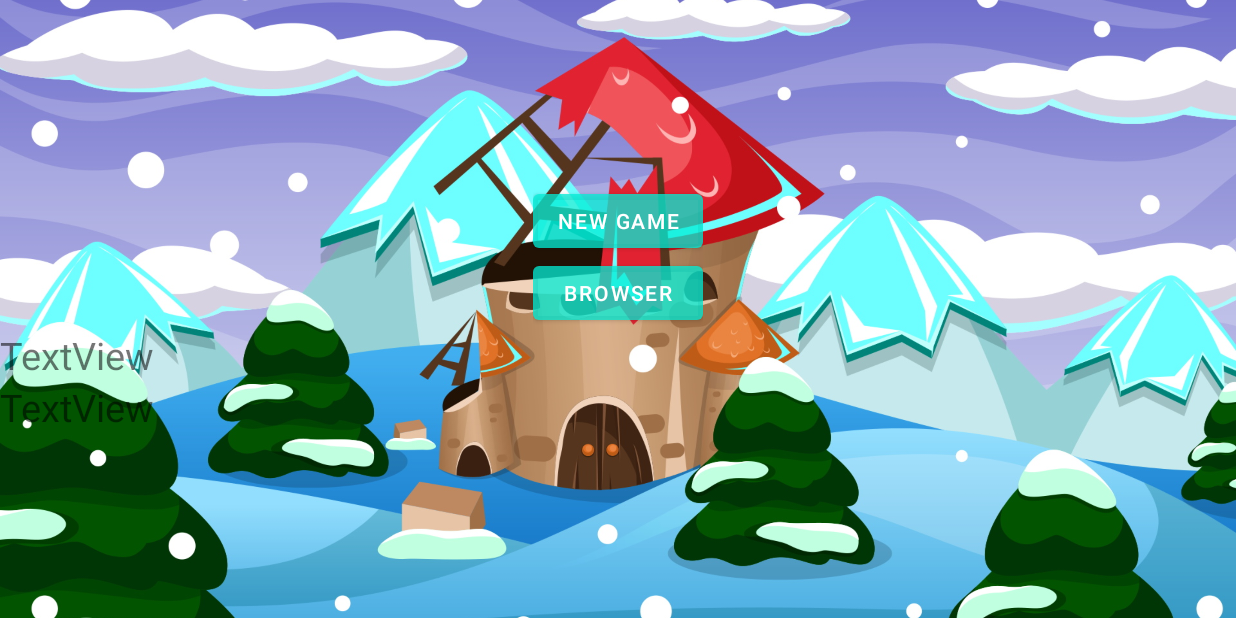
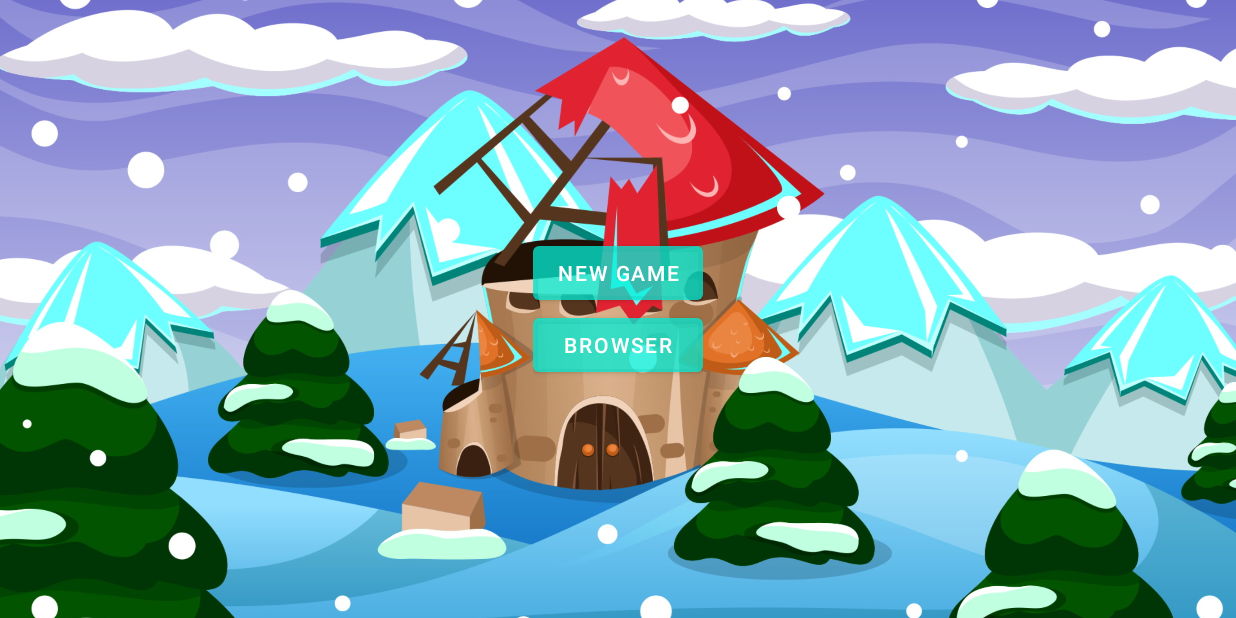
Before and after one commit to DmitriySil/SimpleGame, an Android app: the screen it shows after launch (MainActivity), on a phone screen of 824 x 412 dp (held sideways). Run offline under Robolectric (Android 15) with nearby library versions, the phone set to English and light mode, and no system bars.

```diff
--- a/app/src/main/res/layout/activity_main.xml
+++ b/app/src/main/res/layout/activity_main.xml
@@ -48,17 +48,5 @@
                 android:text="@string/browserButton" />
         </LinearLayout>
 
-        <TextView
-            android:id="@+id/knightHel"
-            android:layout_width="match_parent"
-            android:layout_height="wrap_content"
-            android:textSize="25dp"
-            android:text="TextView" />
-        <TextView
-            android:id="@+id/knightHel1"
-            android:layout_width="match_parent"
-            android:layout_height="wrap_content"
-            android:textSize="25dp"
-            android:text="TextView" />
     </LinearLayout>
 </androidx.constraintlayout.widget.ConstraintLayout>
```
